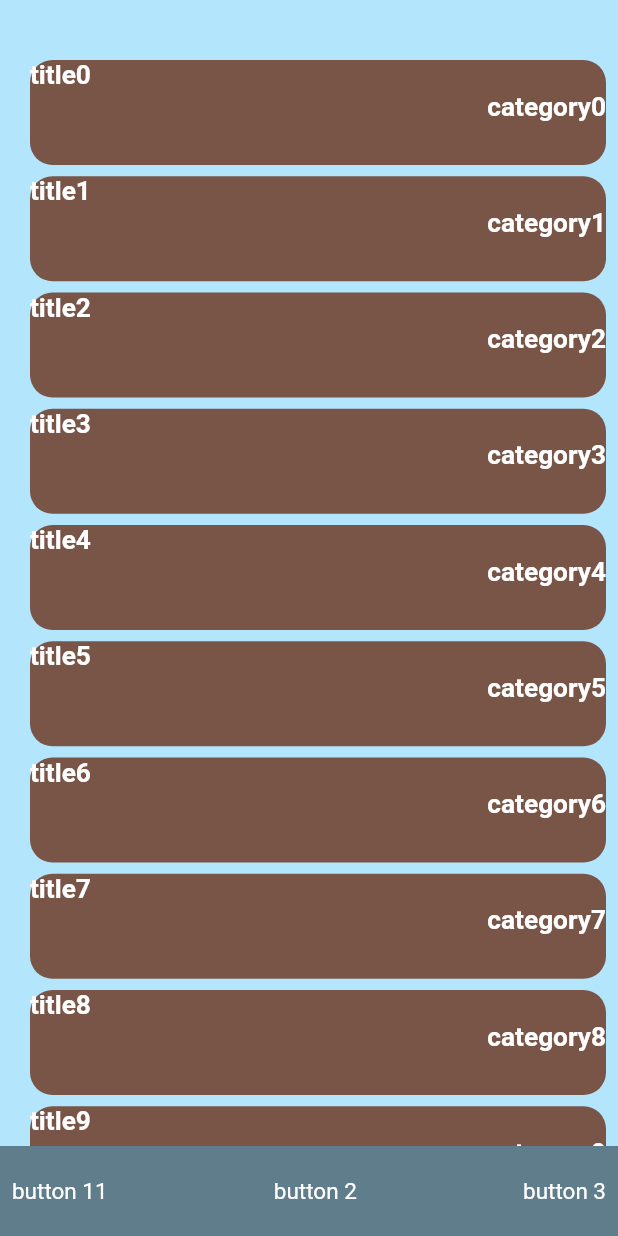
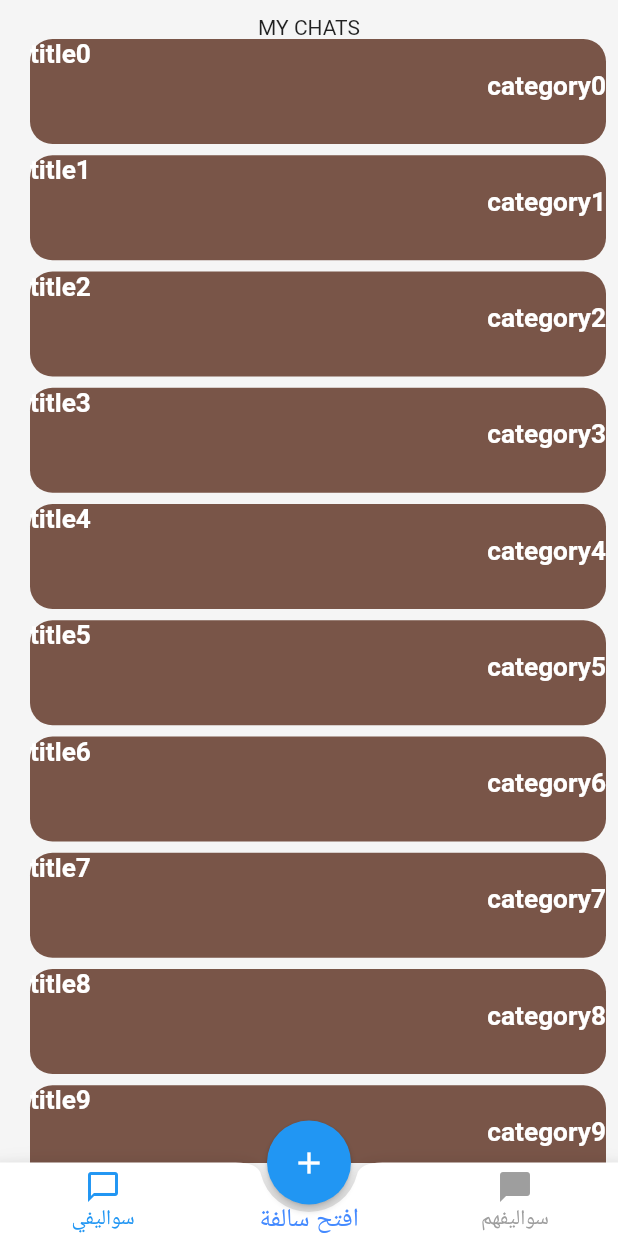
Before and after one commit to HishamYahya/solif, a Flutter app: the screen it shows after launch, on a phone screen of 412 x 824 dp. Run offline on Flutter 3.47's test engine with Material 2 defaults, Android fonts, the phone set to English and light mode, and no system bars.

Commit message:
added navigation bar and extracted the test list into 2 different screens

```diff
--- /dev/null
+++ b/lib/components/BottomBar.dart
@@ -0,0 +1,101 @@
+import 'package:flutter/material.dart';
+
+class BottomBarItem {
+  String title;
+  IconData icon;
+
+  BottomBarItem({this.title, this.icon});
+}
+
+class BottomBar extends StatefulWidget {
+  final ValueChanged<int> onTap;
+  final List<BottomBarItem> items;
+  final String centerText;
+
+  BottomBar({this.onTap, this.items, this.centerText});
+
+  @override
+  _BottomBarState createState() => _BottomBarState();
+}
+
+class _BottomBarState extends State<BottomBar> {
+  int selectedIndex = 0;
+
+  @override
+  Widget build(BuildContext context) {
+    List<Widget> items = List.generate(widget.items.length, (index) {
+      return buildItem(
+          item: widget.items[index], index: index, onPress: updateIndex);
+    });
+
+    // adds title under FAB (in the middle of the list)
+    items.insert(widget.items.length >> 1, buildMiddleItem());
+
+    return BottomAppBar(
+      shape: CircularNotchedRectangle(),
+      notchMargin: 5,
+      child: Padding(
+        padding: EdgeInsets.only(top: 2.0),
+        child: Row(
+          mainAxisAlignment: MainAxisAlignment.spaceAround,
+          mainAxisSize: MainAxisSize.max,
+          children: items,
+        ),
+      ),
+    );
+  }
+
+  void updateIndex(int index) {
+    widget.onTap(index);
+    setState(() {
+      selectedIndex = index;
+    });
+  }
+
+  Widget buildItem({BottomBarItem item, int index, ValueChanged<int> onPress}) {
+    Color color = selectedIndex == index ? Colors.blue : Colors.grey;
+
+    return Expanded(
+      child: Material(
+        type: MaterialType.transparency,
+        child: InkWell(
+          splashColor: Colors.transparent,
+          highlightColor: Colors.transparent,
+          onTap: () => onPress(index),
+          child: Column(
+            mainAxisSize: MainAxisSize.min,
+            mainAxisAlignment: MainAxisAlignment.center,
+            children: <Widget>[
+              Icon(
+                item.icon,
+                color: color,
+              ),
+              Text(
+                item.title,
+                style: TextStyle(color: color),
+              )
+            ],
+          ),
+        ),
+      ),
+    );
+  }
+
+  Widget buildMiddleItem() {
+    return Expanded(
+      child: SizedBox(
+        child: Column(
+          mainAxisSize: MainAxisSize.min,
+          mainAxisAlignment: MainAxisAlignment.center,
+          children: <Widget>[
+            SizedBox(height: 24),
+            Text(
+              widget.centerText ?? '',
+              style: TextStyle(color: Colors.blueAccent, fontSize: 17),
+            ),
+          ],
+        ),
+      ),
+    );
+  }
+}
--- a/lib/components/NavigationButton.dart
+++ /dev/null
@@ -1,27 +0,0 @@
-import 'package:flutter/material.dart';
-
-class NavigationButton extends StatelessWidget {
-  // more fields needed.
-  final String title;
-
-  NavigationButton({this.title});
-
-  @override
-  Widget build(BuildContext context) {
-    return Padding(
-      padding: const EdgeInsets.all(8.0),
-      child: GestureDetector(
-        child: Text(
-          "button $title",
-          style: TextStyle(
-            color: Colors.white,
-            fontSize: 15,
-          ),
-        ),
-        onTap: () {
-          print("Test button $title");
-        },
-      ),
-    );
-  }
-}
--- /dev/null
+++ b/lib/constants.dart
@@ -0,0 +1,3 @@
+import 'package:flutter/material.dart';
+
+const kMainColor = Colors.blueGrey;
--- a/lib/main.dart
+++ b/lib/main.dart
@@ -1,12 +1,18 @@
 import 'package:flutter/material.dart';
+import 'package:flutter/services.dart';
 import 'package:solif/screens/MainPage.dart';
 
 void main() {
+  // lock screen rotation
+  WidgetsFlutterBinding.ensureInitialized();
+  SystemChrome.setPreferredOrientations([DeviceOrientation.portraitUp]);
+
   runApp(MyApp());
 }
 
 class MyApp extends StatelessWidget {
   // This widget is the root of your application.
+
   @override
   Widget build(BuildContext context) {
     return MaterialApp(
--- a/lib/screens/MainPage.dart
+++ b/lib/screens/MainPage.dart
@@ -1,8 +1,7 @@
-import 'dart:math';
-
 import 'package:flutter/material.dart';
-import 'package:solif/components/NavigationButton.dart';
-import 'package:solif/components/SalfhTile.dart';
+import 'package:solif/components/BottomBar.dart';
+import 'package:solif/screens/MyChatsScreen.dart';
+import 'package:solif/screens/PublicChatsScreen.dart';
 
 class MainPage extends StatefulWidget {
   @override
@@ -10,52 +9,46 @@ class MainPage extends StatefulWidget {
 }
 
 class _MainPageState extends State<MainPage> {
+  int curPageIndex = 0;
+
   @override
   Widget build(BuildContext context) {
-    return Scaffold(
-      backgroundColor: Colors.lightBlue[100],
-      body: Padding(
-        padding: const EdgeInsets.only(top: 40.0),
-        child: Column(
-          children: <Widget>[
-            Expanded(
-              child: ListView(
-                children: getSalfhTiles(),
-              ),
+    return SafeArea(
+      child: Scaffold(
+        backgroundColor: Colors.grey[100],
+        floatingActionButton: FloatingActionButton(
+          elevation: 2.0,
+          child: Icon(Icons.add),
+          onPressed: () {
+            //TODO: display two extra buttons when pressed
+          },
+        ),
+        floatingActionButtonLocation: FloatingActionButtonLocation.centerDocked,
+
+        // custom widget
+        bottomNavigationBar: BottomBar(
+          centerText: "افتح سالفة",
+          onTap: (value) {
+            setState(() {
+              curPageIndex = value;
+            });
+          },
+          items: [
+            BottomBarItem(
+              title: "سواليفي",
+              icon: Icons.chat_bubble_outline,
             ),
-            Container(
-              color: Colors.blueGrey,
-              height: 60,
-              child: Row(
-                mainAxisAlignment: MainAxisAlignment.spaceBetween,
-                children: <Widget>[
-                  NavigationButton(title: "11"),
-                  NavigationButton(title: "2"),
-                  NavigationButton(title: "3"),
-                ],
-              ),
+            BottomBarItem(
+              title: "سواليفهم",
+              icon: Icons.chat_bubble,
             ),
           ],
         ),
+        body: curPageIndex == 0 ? MyChatsScreen() : PublicChatsScreen(),
       ),
     );
   }
 
+  // test method to generate 20 random tiles
 
-
-
-  // test method to generate 20 random tiles
-  List<SalfhTile> getSalfhTiles() {
-    List<SalfhTile> tiles = List<SalfhTile>();
-
-    for (int i = 0; i < 20; i++) {
-      tiles.add(SalfhTile(
-        title: "title$i",
-        category: "category$i",
-        color: Colors.primaries[
-            Random().nextInt(Colors.primaries.length)], // random color;
-      ));
-    }
-    return tiles;
-  }
 }
--- /dev/null
+++ b/lib/screens/MyChatsScreen.dart
@@ -0,0 +1,38 @@
+import 'dart:math';
+
+import 'package:flutter/material.dart';
+import 'package:solif/components/SalfhTile.dart';
+
+// Same as PublicChatsScreen but with different title for now
+class MyChatsScreen extends StatelessWidget {
+  @override
+  Widget build(BuildContext context) {
+    return Padding(
+      padding: const EdgeInsets.only(top: 10.0),
+      child: Column(
+        children: <Widget>[
+          Text("MY CHATS"),
+          Expanded(
+            child: ListView(
+              children: getSalfhTiles(),
+            ),
+          ),
+        ],
+      ),
+    );
+  }
+
+  List<SalfhTile> getSalfhTiles() {
+    List<SalfhTile> tiles = List<SalfhTile>();
+
+    for (int i = 0; i < 20; i++) {
+      tiles.add(SalfhTile(
+        title: "title$i",
+        category: "category$i",
+        color: Colors.primaries[
+            Random().nextInt(Colors.primaries.length)], // random color;
+      ));
+    }
+    return tiles;
+  }
+}
--- /dev/null
+++ b/lib/screens/PublicChatsScreen.dart
@@ -0,0 +1,37 @@
+import 'dart:math';
+
+import 'package:flutter/material.dart';
+import 'package:solif/components/SalfhTile.dart';
+
+class PublicChatsScreen extends StatelessWidget {
+  @override
+  Widget build(BuildContext context) {
+    return Padding(
+      padding: const EdgeInsets.only(top: 10.0),
+      child: Column(
+        children: <Widget>[
+          Text("PUBLIC CHATS"),
+          Expanded(
+            child: ListView(
+              children: getSalfhTiles(),
+            ),
+          ),
+        ],
+      ),
+    );
+  }
+
+  List<SalfhTile> getSalfhTiles() {
+    List<SalfhTile> tiles = List<SalfhTile>();
+
+    for (int i = 0; i < 20; i++) {
+      tiles.add(SalfhTile(
+        title: "title$i",
+        category: "category$i",
+        color: Colors.primaries[
+            Random().nextInt(Colors.primaries.length)], // random color;
+      ));
+    }
+    return tiles;
+  }
+}
```
